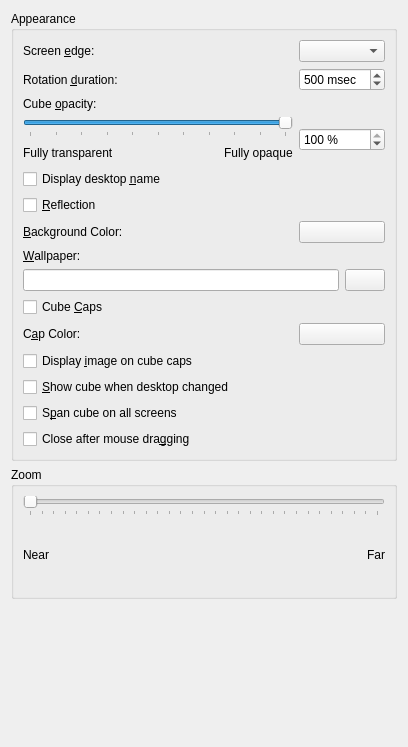
The window that effects/cube_config.ui (KDE/kwin) describes before a commit, drawn with Qt 5.
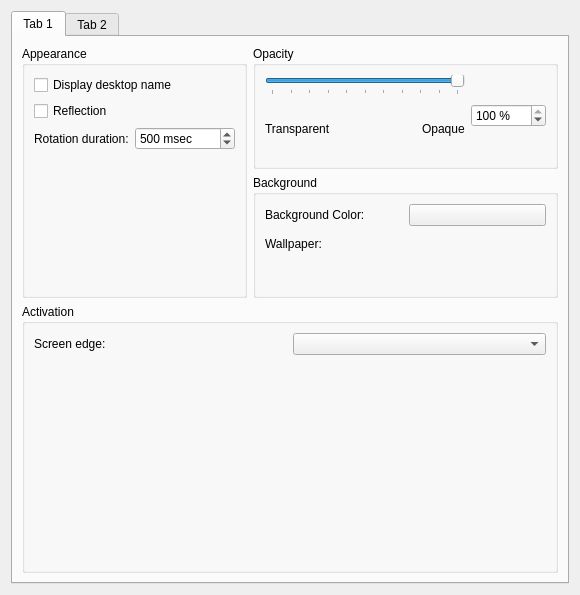
The same window after the commit. Custom widgets are drawn as their Qt base class.

Commit message: Reworked the UI for cube configuration. There are two tabs (basic and advanced) now and the whole UI is more clearly arranged.

```diff
--- a/effects/cube_config.ui
+++ b/effects/cube_config.ui
@@ -5,21 +5,120 @@
    <rect>
     <x>0</x>
     <y>0</y>
-    <width>408</width>
-    <height>747</height>
+    <width>561</width>
+    <height>595</height>
    </rect>
   </property>
   <layout class="QVBoxLayout" >
    <item>
-    <widget class="QGroupBox" name="groupBox" >
+    <widget class="QTabWidget" name="tabWidget" >
+     <property name="currentIndex" >
+      <number>0</number>
+     </property>
+     <widget class="QWidget" name="tab" >
+      <property name="geometry" >
+       <rect>
+        <x>0</x>
+        <y>0</y>
+        <width>545</width>
+        <height>553</height>
+       </rect>
+      </property>
+      <attribute name="title" >
+       <string>Tab 1</string>
+      </attribute>
+      <layout class="QGridLayout" name="gridLayout_5" >
+       <item row="1" column="1" >
+        <widget class="QGroupBox" name="groupBox_5" >
+         <property name="title" >
+          <string>Background</string>
+         </property>
+         <layout class="QGridLayout" name="gridLayout" >
+          <item row="0" column="0" >
+           <widget class="QLabel" name="label_6" >
+            <property name="text" >
+             <string>Background Color:</string>
+            </property>
+            <property name="buddy" >
+             <cstring>backgroundColorButton</cstring>
+            </property>
+           </widget>
+          </item>
+          <item row="0" column="1" >
+           <widget class="KColorButton" name="backgroundColorButton" />
+          </item>
+          <item row="1" column="0" >
+           <widget class="QLabel" name="label_3" >
+            <property name="text" >
+             <string>Wallpaper:</string>
+            </property>
+            <property name="buddy" >
+             <cstring>wallpaperRequester</cstring>
+            </property>
+           </widget>
+          </item>
+          <item row="2" column="0" colspan="2" >
+           <widget class="KUrlRequester" name="wallpaperRequester" />
+          </item>
+         </layout>
+        </widget>
+       </item>
+       <item row="3" column="0" colspan="2" >
+        <widget class="QGroupBox" name="groupBox_8" >
+         <property name="title" >
+          <string>Activation</string>
+         </property>
+         <layout class="QGridLayout" name="gridLayout_3" >
+          <item row="0" column="0" >
+           <widget class="QLabel" name="label_2" >
+            <property name="text" >
+             <string>Screen edge:</string>
+            </property>
+            <property name="buddy" >
+             <cstring>screenEdgeCombo</cstring>
+            </property>
+           </widget>
+          </item>
+          <item row="0" column="1" >
+           <widget class="QComboBox" name="screenEdgeCombo" />
+          </item>
+          <item row="1" column="0" colspan="2" >
+           <widget class="KWin::GlobalShortcutsEditor" native="1" name="editor" >
+            <property name="minimumSize" >
+             <size>
+              <width>0</width>
+              <height>200</height>
+             </size>
+            </property>
+           </widget>
+          </item>
+         </layout>
+        </widget>
+       </item>
+       <item rowspan="2" row="0" column="0" >
+        <widget class="QGroupBox" name="groupBox_7" >
      <property name="title" >
       <string>Appearance</string>
      </property>
-     <layout class="QGridLayout" >
+         <layout class="QGridLayout" name="gridLayout_2" >
+          <item row="0" column="0" colspan="2" >
+           <widget class="QCheckBox" name="displayDesktopNameBox" >
+            <property name="text" >
+             <string>Display desktop name</string>
+            </property>
+           </widget>
+          </item>
+          <item row="1" column="0" colspan="2" >
+           <widget class="QCheckBox" name="reflectionBox" >
+            <property name="text" >
+             <string>Reflection</string>
+            </property>
+           </widget>
+          </item>
       <item row="2" column="0" >
        <widget class="QLabel" name="label" >
         <property name="text" >
-         <string>Rotation &amp;duration:</string>
+             <string>Rotation duration:</string>
         </property>
         <property name="buddy" >
          <cstring>rotationDurationSpin</cstring>
@@ -28,6 +127,12 @@
       </item>
       <item row="2" column="1" >
        <widget class="QSpinBox" name="rotationDurationSpin" >
+            <property name="minimumSize" >
+             <size>
+              <width>100</width>
+              <height>0</height>
+             </size>
+            </property>
         <property name="suffix" >
          <string> msec</string>
         </property>
@@ -39,23 +144,38 @@
         </property>
        </widget>
       </item>
-      <item row="4" column="0" >
-       <widget class="QLabel" name="label_3" >
-        <property name="text" >
-         <string>Cube &amp;opacity:</string>
-        </property>
-        <property name="buddy" >
-         <cstring>cubeOpacitySpin</cstring>
-        </property>
-       </widget>
-      </item>
-      <item row="1" column="1" >
-       <widget class="QComboBox" name="screenEdgeCombo" />
-      </item>
-      <item row="5" column="0" >
-       <layout class="QVBoxLayout" name="verticalLayout" >
+          <item row="3" column="0" colspan="2" >
+           <spacer name="verticalSpacer_2" >
+            <property name="orientation" >
+             <enum>Qt::Vertical</enum>
+            </property>
+            <property name="sizeHint" stdset="0" >
+             <size>
+              <width>20</width>
+              <height>40</height>
+             </size>
+            </property>
+           </spacer>
+          </item>
+         </layout>
+        </widget>
+       </item>
+       <item row="0" column="1" >
+        <widget class="QGroupBox" name="groupBox_4" >
+         <property name="title" >
+          <string>Opacity</string>
+         </property>
+         <layout class="QHBoxLayout" name="horizontalLayout_3" >
+          <item>
+           <layout class="QVBoxLayout" name="verticalLayout_5" >
         <item>
          <widget class="QSlider" name="cubeOpacitySlider" >
+              <property name="minimumSize" >
+               <size>
+                <width>200</width>
+                <height>0</height>
+               </size>
+              </property>
           <property name="maximum" >
            <number>100</number>
           </property>
@@ -77,11 +197,11 @@
          </widget>
         </item>
         <item>
-         <layout class="QHBoxLayout" name="horizontalLayout" >
+             <layout class="QHBoxLayout" name="horizontalLayout_6" >
           <item>
            <widget class="QLabel" name="label_4" >
             <property name="text" >
-             <string>Fully transparent</string>
+                 <string>Transparent</string>
             </property>
            </widget>
           </item>
@@ -101,7 +221,7 @@
           <item>
            <widget class="QLabel" name="label_5" >
             <property name="text" >
-             <string>Fully opaque</string>
+                 <string>Opaque</string>
             </property>
            </widget>
           </item>
@@ -109,8 +229,14 @@
         </item>
        </layout>
       </item>
-      <item row="5" column="1" >
+          <item>
        <widget class="QSpinBox" name="cubeOpacitySpin" >
+            <property name="minimumSize" >
+             <size>
+              <width>75</width>
+              <height>0</height>
+             </size>
+            </property>
         <property name="suffix" >
          <string> %</string>
         </property>
@@ -122,112 +248,54 @@
         </property>
        </widget>
       </item>
-      <item row="7" column="0" >
-       <widget class="QCheckBox" name="displayDesktopNameBox" >
-        <property name="text" >
-         <string>Display desktop &amp;name</string>
-        </property>
-       </widget>
-      </item>
-      <item row="8" column="0" >
-       <widget class="QCheckBox" name="reflectionBox" >
-        <property name="text" >
-         <string>&amp;Reflection</string>
-        </property>
-       </widget>
-      </item>
-      <item row="10" column="0" >
-       <widget class="QLabel" name="label_6" >
-        <property name="text" >
-         <string>&amp;Background Color:</string>
-        </property>
-        <property name="buddy" >
-         <cstring>backgroundColorButton</cstring>
-        </property>
-       </widget>
-      </item>
-      <item row="10" column="1" >
-       <widget class="KColorButton" name="backgroundColorButton" />
-      </item>
-      <item row="13" column="0" >
+         </layout>
+        </widget>
+       </item>
+      </layout>
+     </widget>
+     <widget class="QWidget" name="tab_2" >
+      <property name="geometry" >
+       <rect>
+        <x>0</x>
+        <y>0</y>
+        <width>545</width>
+        <height>553</height>
+       </rect>
+      </property>
+      <attribute name="title" >
+       <string>Tab 2</string>
+      </attribute>
+      <layout class="QVBoxLayout" name="verticalLayout_3" >
+       <item>
+        <widget class="QGroupBox" name="groupBox_3" >
+         <property name="title" >
+          <string>Caps</string>
+         </property>
+         <layout class="QGridLayout" name="gridLayout_4" >
+          <item row="0" column="0" >
        <widget class="QCheckBox" name="cubeCapsBox" >
         <property name="text" >
-         <string>Cube &amp;Caps</string>
+             <string>Show caps</string>
         </property>
        </widget>
       </item>
-      <item row="14" column="0" >
+          <item row="1" column="0" >
        <widget class="QLabel" name="capColorLabel" >
         <property name="text" >
-         <string>C&amp;ap Color:</string>
+             <string>Cap Color:</string>
         </property>
         <property name="buddy" >
          <cstring>capColorButton</cstring>
         </property>
        </widget>
       </item>
-      <item row="14" column="1" >
+          <item row="1" column="1" >
        <widget class="KColorButton" name="capColorButton" />
       </item>
-      <item row="15" column="0" >
+          <item row="2" column="0" >
        <widget class="QCheckBox" name="capsImageBox" >
         <property name="text" >
-         <string>Display &amp;image on cube caps</string>
-        </property>
-       </widget>
-      </item>
-      <item row="16" column="0" >
-       <widget class="QCheckBox" name="animateDesktopChangeBox" >
-        <property name="text" >
-         <string>&amp;Show cube when desktop changed</string>
-        </property>
-       </widget>
-      </item>
-      <item row="17" column="0" >
-       <widget class="QCheckBox" name="bigCubeBox" >
-        <property name="text" >
-         <string>S&amp;pan cube on all screens</string>
-        </property>
-       </widget>
-      </item>
-      <item row="1" column="0" >
-       <widget class="QLabel" name="label_2" >
-        <property name="text" >
-         <string>Screen &amp;edge:</string>
-        </property>
-        <property name="buddy" >
-         <cstring>screenEdgeCombo</cstring>
-        </property>
-       </widget>
-      </item>
-      <item row="11" column="0" >
-       <widget class="QLabel" name="label_7" >
-        <property name="text" >
-         <string>&amp;Wallpaper:</string>
-        </property>
-        <property name="buddy" >
-         <cstring>wallpaperLineEdit</cstring>
-        </property>
-       </widget>
-      </item>
-      <item row="12" column="0" colspan="2" >
-       <layout class="QHBoxLayout" name="horizontalLayout_3" >
-        <item>
-         <widget class="QLineEdit" name="wallpaperLineEdit" />
-        </item>
-        <item>
-         <widget class="QPushButton" name="wallpaperButton" >
-          <property name="text" >
-           <string/>
-          </property>
-         </widget>
-        </item>
-       </layout>
-      </item>
-      <item row="18" column="0" >
-       <widget class="QCheckBox" name="closeOnMouseReleaseBox" >
-        <property name="text" >
-         <string>Close after mouse dra&amp;gging</string>
+             <string>Display image on caps</string>
         </property>
        </widget>
       </item>
@@ -300,7 +368,62 @@
     </widget>
    </item>
    <item>
-    <widget class="KWin::GlobalShortcutsEditor" native="1" name="editor" />
+        <widget class="QGroupBox" name="groupBox_9" >
+         <property name="title" >
+          <string>Additional options</string>
+         </property>
+         <layout class="QVBoxLayout" name="verticalLayout" >
+          <item>
+           <widget class="QCheckBox" name="animateDesktopChangeBox" >
+            <property name="toolTip" >
+             <string/>
+            </property>
+            <property name="text" >
+             <string>Show cube when desktop changed</string>
+            </property>
+           </widget>
+          </item>
+          <item>
+           <widget class="QCheckBox" name="bigCubeBox" >
+            <property name="toolTip" >
+             <string>Cube appears on all screens in a multi screen setup.
+If not set cube will appear on only one screen and scaled so that all screens fit on that screen.</string>
+            </property>
+            <property name="text" >
+             <string>Span cube on all screens in multi screen setup</string>
+            </property>
+           </widget>
+          </item>
+          <item>
+           <widget class="QCheckBox" name="closeOnMouseReleaseBox" >
+            <property name="toolTip" >
+             <string>Cube is deactivated after rotating the cube with the mouse.
+Otherwise cube will stay in the position.</string>
+            </property>
+            <property name="text" >
+             <string>Close after mouse dragging</string>
+            </property>
+           </widget>
+          </item>
+         </layout>
+        </widget>
+       </item>
+       <item>
+        <spacer name="verticalSpacer" >
+         <property name="orientation" >
+          <enum>Qt::Vertical</enum>
+         </property>
+         <property name="sizeHint" stdset="0" >
+          <size>
+           <width>20</width>
+           <height>40</height>
+          </size>
+         </property>
+        </spacer>
+       </item>
+      </layout>
+     </widget>
+    </widget>
    </item>
   </layout>
  </widget>
@@ -310,6 +433,11 @@
    <extends>QPushButton</extends>
    <header>kcolorbutton.h</header>
   </customwidget>
+  <customwidget>
+   <class>KUrlRequester</class>
+   <extends>QFrame</extends>
+   <header>kurlrequester.h</header>
+  </customwidget>
   <customwidget>
    <class>KWin::GlobalShortcutsEditor</class>
    <extends>QWidget</extends>
```
Left out of the diff: 14 changed lines with no effect on the pictures. Lines whose indentation alone changed are shown as unchanged. The commit also changes 2 other files.
